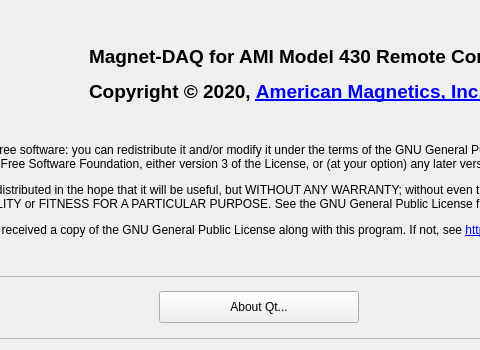
Above: Magnet-DAQ/aboutdialog.ui from American-Magnetics-Inc/magnet-daq before the change; both pictures show x 101 to 581 and y 0 to 350 of the 720 by 350 pixel window. Below: the same form after it.
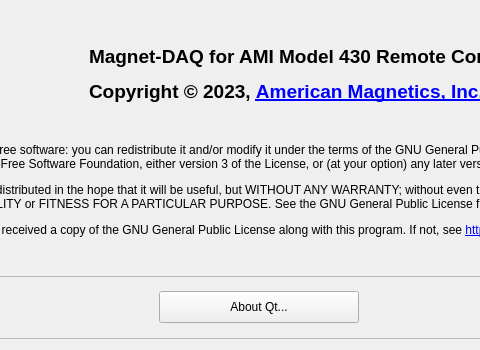
That is the form after the change. Icons and pictures are not drawn.

```diff
--- a/Magnet-DAQ/aboutdialog.ui
+++ b/Magnet-DAQ/aboutdialog.ui
@@ -27,7 +27,6 @@
   </property>
   <property name="font">
    <font>
-    <family>Segoe UI</family>
     <pointsize>9</pointsize>
    </font>
   </property>
@@ -51,12 +50,12 @@
      </property>
      <property name="font">
       <font>
-       <weight>75</weight>
+       <pointsize>9</pointsize>
        <bold>true</bold>
       </font>
      </property>
      <property name="text">
-      <string>&lt;html&gt;&lt;head/&gt;&lt;body&gt;&lt;p&gt;&lt;span style=&quot; font-size:14pt;&quot;&gt;Magnet-DAQ for AMI Model 430 Remote Control&lt;/span&gt;&lt;/p&gt;&lt;p&gt;&lt;span style=&quot; font-size:14pt;&quot;&gt;Copyright © 2020, &lt;/span&gt;&lt;a href=&quot;http://www.americanmagnetics.com&quot;&gt;&lt;span style=&quot; font-size:14pt; text-decoration: underline; color:#0000ff;&quot;&gt;American Magnetics, Inc.&lt;/span&gt;&lt;/a&gt;&lt;/p&gt;&lt;/body&gt;&lt;/html&gt;</string>
+      <string>&lt;html&gt;&lt;head/&gt;&lt;body&gt;&lt;p&gt;&lt;span style=&quot; font-size:14pt;&quot;&gt;Magnet-DAQ for AMI Model 430 Remote Control&lt;/span&gt;&lt;/p&gt;&lt;p&gt;&lt;span style=&quot; font-size:14pt;&quot;&gt;Copyright © 2023, &lt;/span&gt;&lt;a href=&quot;http://www.americanmagnetics.com&quot;&gt;&lt;span style=&quot; font-size:14pt; text-decoration: underline; color:#0000ff;&quot;&gt;American Magnetics, Inc.&lt;/span&gt;&lt;/a&gt;&lt;/p&gt;&lt;/body&gt;&lt;/html&gt;</string>
      </property>
      <property name="alignment">
       <set>Qt::AlignLeading|Qt::AlignLeft|Qt::AlignVCenter</set>
```
